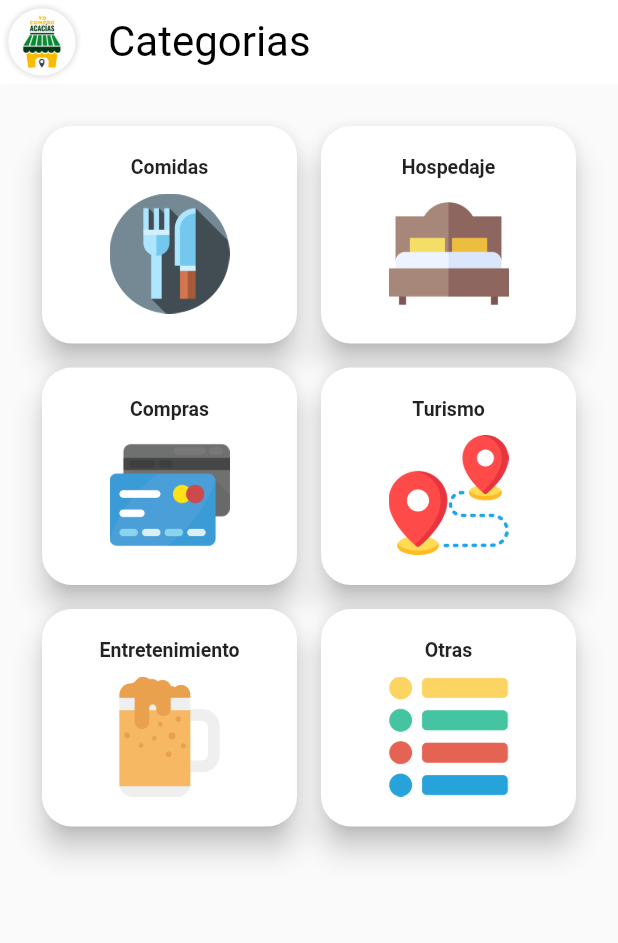
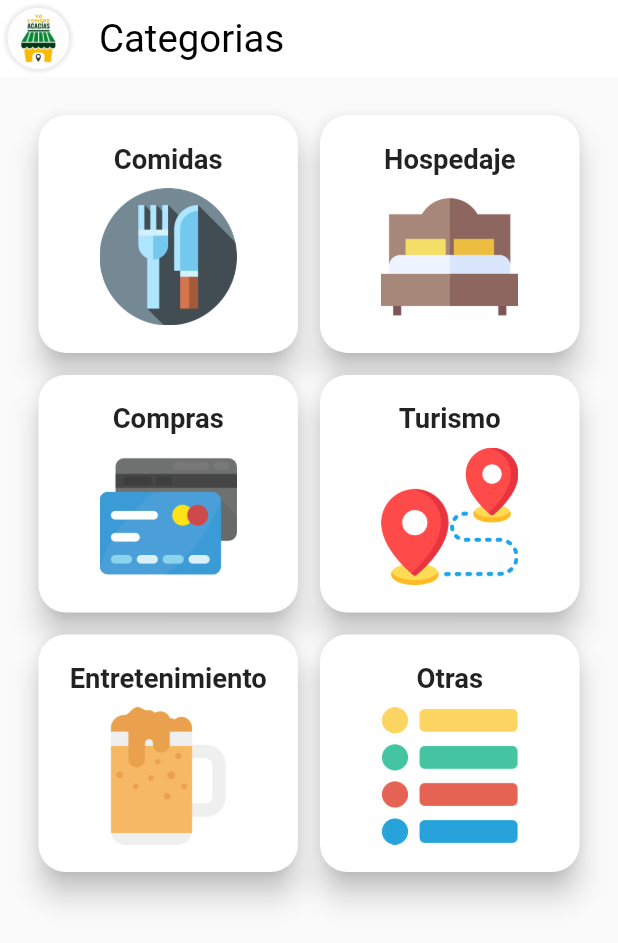
Before and after one commit to Alcaldia-Acacias/AppYocomproAcacias, a Flutter app: the CategoriasPage screen opened directly, on a phone screen of 412 x 824 dp. Shown: the top 943 px of the screen. Run offline on Flutter 3.47's test engine with Material 2 defaults, Android fonts, the phone set to English and light mode, and no system bars; our stand-ins replace animate_do, cached_network_image, curved_navigation_bar, dio, get, get_storage and 1 more; accounts and stored records are empty.

Commit message:
v 0.0.1 (responsive views)

```diff
--- a/lib/src/componetes/categorias/widgets/categoriaCard.widget.dart
+++ b/lib/src/componetes/categorias/widgets/categoriaCard.widget.dart
@@ -23,13 +23,13 @@
                                                   Text(titulo,
                                                   style:TextStyle(
                                                         fontWeight : FontWeight.bold,
-                                                        fontSize   : 13
+                                                        fontSize   : 20
                                                   )
                                                   ),
                                                   SizedBox(height: 10),
                                                   Image.asset(imagen,
-                                                  height : 80,
-                                                  width  : 80,
+                                                  height : 100,
+                                                  width  : 100,
                                                   )
                                         ],
                               ),
--- a/lib/src/componetes/home/controllers/home.controller.dart
+++ b/lib/src/componetes/home/controllers/home.controller.dart
@@ -8,7 +8,7 @@
   HomeController({this.repositorio});
   AnimationController controller;
   int page = 0;
-  String urlImegenes = 'http://localhost:8000/imagenes';
+  String urlImegenes = 'http://10.0.2.2:8000/imagenes';
   Usuario usuario;
 
   @override
--- a/lib/src/componetes/inyection.dependeci.dart
+++ b/lib/src/componetes/inyection.dependeci.dart
@@ -11,13 +11,14 @@
 class Dependecias {
 
   static init() {
+
   final box = GetStorage();
   final token = box.read('token');
 
   Get.lazyPut(()=>LoginController(repositorio:LoginRepositorio()));
   Get.lazyPut(()=>Dio(
                   BaseOptions(
-                      baseUrl: 'http://localhost:8000',
+                      baseUrl: 'http://10.0.2.2:8000',
                       contentType: Headers.jsonContentType,
                       headers:{HttpHeaders.authorizationHeader: 'Bearer $token'}
                   )
--- a/lib/src/componetes/login/views/login.view.dart
+++ b/lib/src/componetes/login/views/login.view.dart
@@ -1,4 +1,5 @@
 import 'package:animate_do/animate_do.dart';
+import 'package:comproacacias/src/componetes/login/controller/login.controller.dart';
 import 'package:comproacacias/src/componetes/login/views/iniciar.sesion.view.dart';
 import 'package:comproacacias/src/componetes/login/views/registro.view.dart';
 import 'package:flutter/material.dart';
@@ -12,7 +13,7 @@
   @override
   Widget build(BuildContext context) {
 
-    return GetBuilder(
+    return GetBuilder<LoginController>(
            builder: (state){
               return Scaffold(
                      body:  Stack(
--- a/lib/src/componetes/publicaciones/models/like.model.dart
+++ b/lib/src/componetes/publicaciones/models/like.model.dart
@@ -7,9 +7,11 @@
   LikePublicacion({this.fecha, this.usuario});
 
   factory LikePublicacion.toJson(Map<String,dynamic> json)
-      =>
+      =>  json == null
+          ? LikePublicacion()
+          :
           LikePublicacion(
            fecha: json['fecha'],
-           usuario: Usuario?.toJson(json['usuario'])
+           usuario: Usuario?.toJson(json['usuario']) ?? ''
          );
 }
--- a/lib/src/componetes/publicaciones/models/publicacion.model.dart
+++ b/lib/src/componetes/publicaciones/models/publicacion.model.dart
@@ -41,7 +41,7 @@
      fecha             : json['fecha'] ?? '',
      empresa           : Empresa?.toJson(json['empresa']) ?? '',
      comentarios       : json['comentarios']?.map<Comentario>((comentario)=> Comentario.toJson(comentario))?.toList(),
-     usuariosLike      : json["likes_usuarios"]?.map<LikePublicacion>((like)=> LikePublicacion?.toJson(like))?.toList()
+     usuariosLike      : json["likes_usuarios"]?.map<LikePublicacion>((like)=> LikePublicacion.toJson(like))?.toList()
    );
 
    String formatFecha() => DateFormat("dd MMMM 'del' yyyy  h:mm a")
--- a/lib/src/componetes/usuario/controllers/updateData.controller.dart
+++ b/lib/src/componetes/usuario/controllers/updateData.controller.dart
@@ -4,7 +4,7 @@
 import 'package:comproacacias/src/componetes/usuario/models/updateresponse.model.dart';
 import 'package:comproacacias/src/componetes/usuario/models/usuario.model.dart';
 import 'package:flutter/material.dart';
-import 'package:get/state_manager.dart';
+import 'package:get/get.dart';
 import 'package:intl/intl.dart';
 
 class UpdateDataController extends GetxController {
--- a/pubspec.yaml
+++ b/pubspec.yaml
@@ -29,7 +29,7 @@
   # The following adds the Cupertino Icons font to your application.
   # Use with the CupertinoIcons class for iOS style icons.
   cupertino_icons: ^1.0.0
-  get: ^3.12.1
+  get: ^3.13.2
   curved_navigation_bar: ^0.3.4
   dio:
   intl: ^0.16.1
@@ -37,6 +37,7 @@
   cached_network_image: ^2.3.2+1
   url_launcher: ^5.7.2
   get_storage: ^1.3.1
+  responsive_framework: ^0.0.9
 dev_dependencies:
   flutter_test:
     sdk: flutter
```
Also changed, not shown: lib/main.dart (+15 -0 lines), lib/src/componetes/empresas/controller/empresas.controller.dart (+6 -7 lines), lib/src/componetes/publicaciones/controllers/publicaciones.controller.dart (+4 -5 lines), pubspec.lock.
